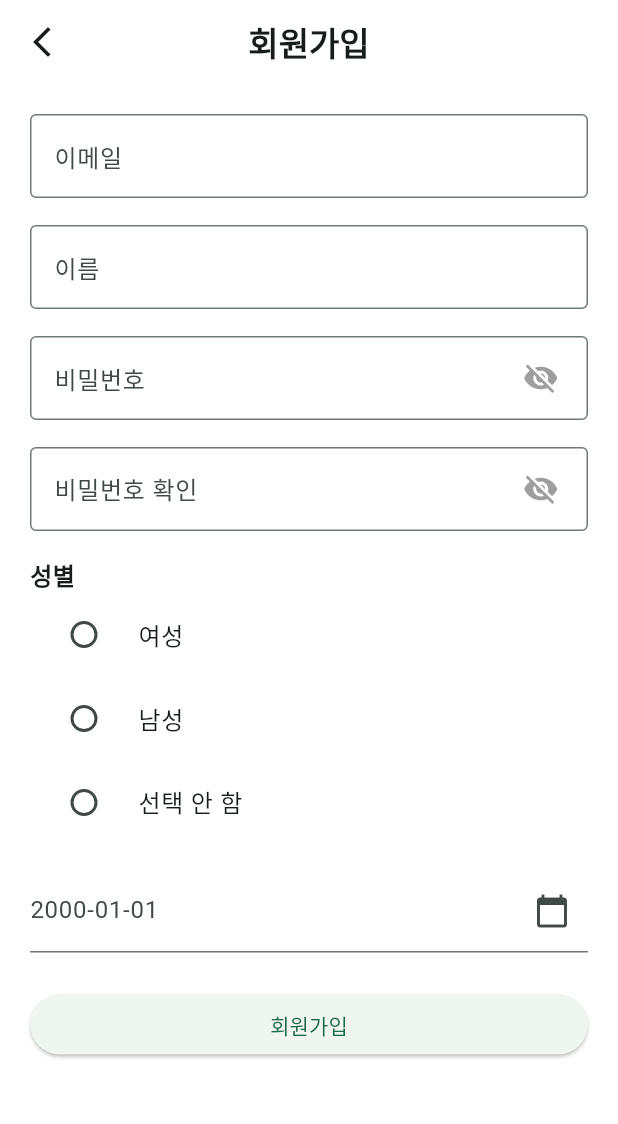
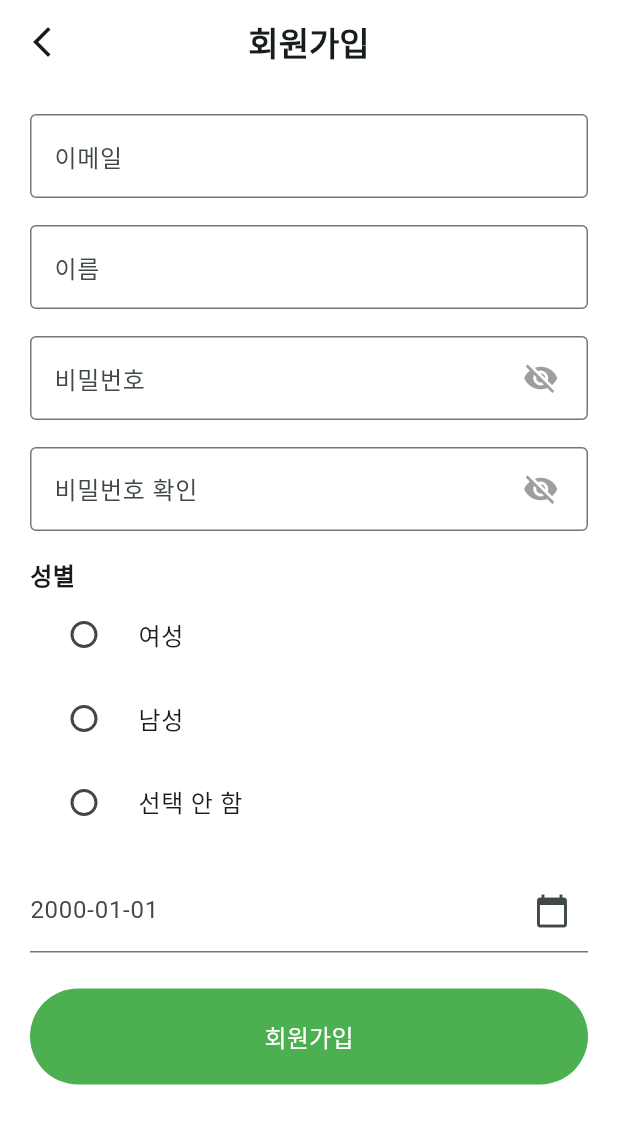
Before and after one commit to book2002/book-FE, a Flutter app: the SignupPage screen opened directly, on a phone screen of 412 x 824 dp. Shown: the top 1124 px of the screen. Run offline on Flutter 3.47's test engine with Material 3 defaults, Android fonts, the phone set to English and light mode, and no system bars; network calls fail.

Commit message:
perf: 회원가입 안내 및 유효성 검사 개선
- 회원가입 실패 문구 개선
- 분리한 상수 연결
- 입력칸에서 포커스가 변경될 때에도 유효성 검사를 하도록 개선
- 버튼 ui 개선

```diff
--- a/lib/signup_page.dart
+++ b/lib/signup_page.dart
@@ -1,10 +1,9 @@
 import 'package:flutter/material.dart';
 import 'package:flutter/cupertino.dart';
-import 'package:flutter_app/main.dart';
+import 'package:flutter_app/constants.dart';
+
 import 'package:intl/intl.dart';          //DateFormat 사용을 위한 intl 패키지
 //flutter pub add intl로 다운로드 후 사용
-
-import 'package:flutter_app/login_page.dart';
 
 import 'package:http/http.dart' as http;
 import 'dart:convert'; // JSON 인코딩/디코딩
@@ -212,7 +211,7 @@ class _SignupPageState extends State<SignupPage> {
   }
 
   Future<void> _signUp() async {
-    _showSignupSuccessDialog();
+    //_showSignupSuccessDialog();
 
     final formState = _formKey.currentState;
     if (formState == null) {
@@ -221,7 +220,7 @@ class _SignupPageState extends State<SignupPage> {
       return;
     }
 
-    if (!_formKey.currentState!.validate()) {
+    if (!formState.validate()) {
       // 폼 검증 실패 시 함수 종료
       return;
     }
@@ -244,7 +243,7 @@ class _SignupPageState extends State<SignupPage> {
 
     try {
       //final url = Uri.parse("http://172.30.1.53:8080/api/v1/member/signup");
-      final url = Uri.parse("http://localhost:8080/api/v1/member/signup");    //웹 환경에서는 localhost 사용
+      final url = Uri.parse(signupApiUrl);    //웹 환경에서는 localhost 사용
       final response = await http.post(
         url,
         headers: {
@@ -261,8 +260,11 @@ class _SignupPageState extends State<SignupPage> {
         _showSignupSuccessDialog();   //회원가입 확인창
       } else {
         // 400 오류 등 다른 상태 코드 처리
+        final errorBody = (response.body);
+        //final errorMessage = errorBody["message"] ?? "알 수 없는 오류가 발생했습니다.";
+
         ScaffoldMessenger.of(context).showSnackBar(
-          SnackBar(content: Text("회원가입 실패: ${response.statusCode} ${response.body}"))
+          SnackBar(content: Text(errorBody))
         );
       }
     } catch (e) {
@@ -300,6 +302,8 @@ class _SignupPageState extends State<SignupPage> {
         padding: const EdgeInsets.all(20.0),
         child: Form(
           key: _formKey,
+          // 실시간 유효성 검사 모드 -> 입력 후 다른 곳 터치 시 자동으로 유효성 검사 수행
+          autovalidateMode: AutovalidateMode.onUnfocus,
           child: Column(
             crossAxisAlignment: CrossAxisAlignment.stretch,
             children: [
@@ -309,20 +313,20 @@ class _SignupPageState extends State<SignupPage> {
                   labelText: "이메일",
                   border: const OutlineInputBorder(),
                   focusedBorder: OutlineInputBorder(
-                    borderSide: BorderSide(color: Color(0xFF00AA00), width: 1.8)
+                    borderSide: BorderSide(color: primaryColor, width: 1.8)
                   ),
 
                   //오류 시 테두리 style 지정
                   errorBorder: OutlineInputBorder(
-                    borderSide: BorderSide(color: const Color(0xFFCC0000), width: 1.5)
+                    borderSide: BorderSide(color: errorColor, width: 1.5)
                   ),
                   focusedErrorBorder: OutlineInputBorder(
-                    borderSide: BorderSide(color: const Color(0xFFCC0000), width: 2.5)
+                    borderSide: BorderSide(color: errorColor, width: 2.5)
                   ),
 
                   //오류 메시지 style 지정
                   errorStyle: TextStyle(
-                    color: const Color(0xFFCC0000),
+                    color: errorColor,
                     fontSize: 13,
                     fontWeight: FontWeight.bold,
                   ),
@@ -351,20 +355,20 @@ class _SignupPageState extends State<SignupPage> {
                   labelText: "이름",
                   border: OutlineInputBorder(),
                   focusedBorder: OutlineInputBorder(
-                    borderSide: BorderSide(color: Color(0xFF00AA00), width: 1.8)
+                    borderSide: BorderSide(color: primaryColor, width: 1.8)
                   ),
 
                   //오류 시 테두리 style 지정
                   errorBorder: OutlineInputBorder(
-                    borderSide: BorderSide(color: const Color(0xFFCC0000), width: 1.5)
+                    borderSide: BorderSide(color: errorColor, width: 1.5)
                   ),
                   focusedErrorBorder: OutlineInputBorder(
-                    borderSide: BorderSide(color: const Color(0xFFCC0000), width: 2.5)
+                    borderSide: BorderSide(color: errorColor, width: 2.5)
                   ),
 
                   //오류 메시지 style 지정
                   errorStyle: TextStyle(
-                    color: const Color(0xFFCC0000),
+                    color: errorColor,
                     fontSize: 13,
                     fontWeight: FontWeight.bold,
                   ),
@@ -376,7 +380,6 @@ class _SignupPageState extends State<SignupPage> {
                   if (value == null || value.isEmpty) {
                     return '이름을 입력해주세요.';
                   }
-
                   return null;
                 },
               ),
@@ -388,20 +391,20 @@ class _SignupPageState extends State<SignupPage> {
                   labelText: "비밀번호",
                   border: const OutlineInputBorder(),
                   focusedBorder: const OutlineInputBorder(
-                    borderSide: BorderSide(color: Color(0xFF00AA00), width: 1.8)
+                    borderSide: BorderSide(color: primaryColor, width: 1.8)
                   ),
 
                   //오류 시 테두리 style 지정
                   errorBorder: const OutlineInputBorder(
-                    borderSide: BorderSide(color: Color(0xFFCC0000), width: 1.5)
+                    borderSide: BorderSide(color: errorColor, width: 1.5)
                   ),
                   focusedErrorBorder: const OutlineInputBorder(
-                    borderSide: BorderSide(color: Color(0xFFCC0000), width: 2.5)
+                    borderSide: BorderSide(color: errorColor, width: 2.5)
                   ),
 
                   //오류 메시지 style 지정
                   errorStyle: const TextStyle(
-                    color: Color(0xFFCC0000),
+                    color: errorColor,
                     fontSize: 13,
                     fontWeight: FontWeight.bold,
                   ),
@@ -441,20 +444,20 @@ class _SignupPageState extends State<SignupPage> {
                   labelText: "비밀번호 확인",
                   border: const OutlineInputBorder(),
                   focusedBorder: const OutlineInputBorder(
-                    borderSide: BorderSide(color: Color(0xFF00AA00), width: 1.8)
+                    borderSide: BorderSide(color: primaryColor, width: 1.8)
                   ),
 
                   //오류 시 테두리 style 지정
                   errorBorder: const OutlineInputBorder(
-                    borderSide: BorderSide(color: Color(0xFFCC0000), width: 1.5)
+                    borderSide: BorderSide(color: errorColor, width: 1.5)
                   ),
                   focusedErrorBorder: const OutlineInputBorder(
-                    borderSide: BorderSide(color: Color(0xFFCC0000), width: 2.5)
+                    borderSide: BorderSide(color: errorColor, width: 2.5)
                   ),
 
                   //오류 메시지 style 지정
                   errorStyle: const TextStyle(
-                    color: Color(0xFFCC0000),
+                    color: errorColor,
                     fontSize: 13,
                     fontWeight: FontWeight.bold,
                   ),
@@ -536,7 +539,28 @@ class _SignupPageState extends State<SignupPage> {
                 ),
               ),
               const SizedBox(height: 24,),
-              ElevatedButton(onPressed: _signUp, child: const Text("회원가입"))
+              ElevatedButton(
+                onPressed: _isLoading ? null : _signUp,   //로딩 중일 경우 버튼 비활성화
+                style: ElevatedButton.styleFrom(
+                  backgroundColor: Colors.green,
+                  padding: EdgeInsets.symmetric(vertical: 20),
+                  elevation: 0,
+                ),
+                child: _isLoading
+                ? const SizedBox(
+                  height: 20, width: 20,
+                  child: CircularProgressIndicator(
+                    strokeWidth: 3,
+                    color: Colors.white,
+                  ),
+                )
+                : Text(
+                  "회원가입",
+                  style: Theme.of(context).textTheme.titleMedium?.copyWith(
+                    color: Colors.white,
+                  ),
+                ),
+              )
             ],
           ),
         )
```
